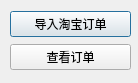
Qt form ordermanagedialog.ui (cryring/myorder) before a commit.
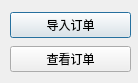
The same form after that commit.

Diff of the .ui file:
```diff
--- a/ordermanagedialog.ui
+++ b/ordermanagedialog.ui
@@ -19,14 +19,14 @@
      <x>10</x>
      <y>10</y>
      <width>121</width>
-     <height>62</height>
+     <height>65</height>
     </rect>
    </property>
    <layout class="QVBoxLayout" name="verticalLayout">
     <item>
      <widget class="QPushButton" name="importTBorderButton">
       <property name="text">
-       <string>导入淘宝订单</string>
+       <string>导入订单</string>
       </property>
      </widget>
     </item>
```
